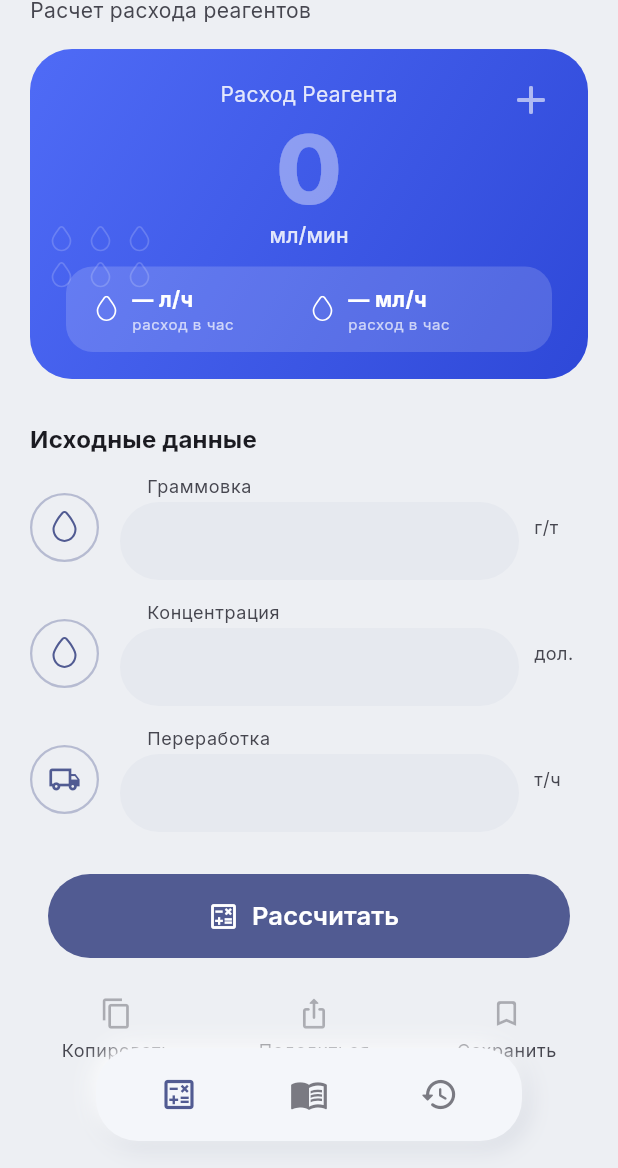
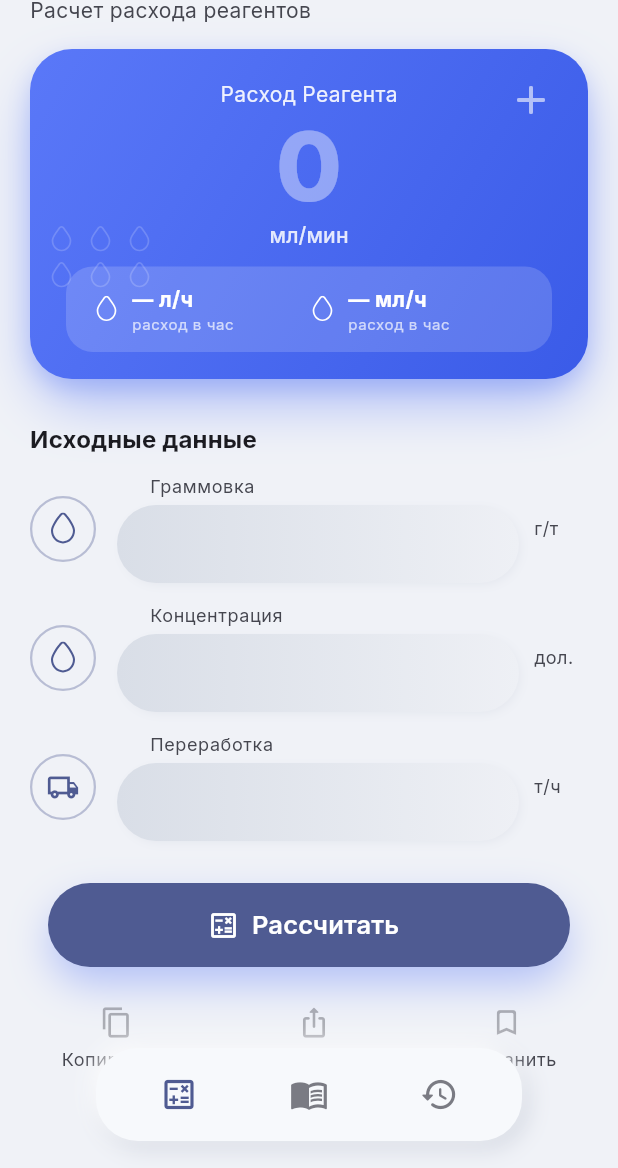
Before and after one commit to Diaaass/reagent_calculator, a Flutter app: the screen it shows after launch, on a phone screen of 412 x 824 dp, the part 68-1236 px from its top. Run offline on Flutter 3.47's test engine with Material 3 defaults, Android fonts, the phone set to English and light mode, and no system bars; our stand-ins replace flutter_svg, google_fonts, share_plus, shared_preferences.

Commit message:
Refine soft UI: lighter palette, gradient pill inputs, stronger blue glow
- Background #F0F2F7, seed #4C6EF5 (matches design more closely)
- Input fields: gradient pill (dark left → light right) for inset feel
- Hero card: stronger, deeper blue shadow underneath
- "Рассчитать" button: pronounced blue glow shadow
- Removed unused SoftColors.dark (light-only theme)

Co-Authored-By: Claude Opus 4.7 (1M context) <noreply@anthropic.com>

```diff
--- a/lib/screens/calculator_screen.dart
+++ b/lib/screens/calculator_screen.dart
@@ -125,6 +125,18 @@ class CalculatorScreen extends StatelessWidget {
             const SizedBox(height: 28),
             Padding(
               padding: const EdgeInsets.symmetric(horizontal: 32),
+              child: Container(
+                decoration: BoxDecoration(
+                  borderRadius: BorderRadius.circular(999),
+                  boxShadow: [
+                    BoxShadow(
+                      color: const Color(0xFF4C6EF5).withValues(alpha: 0.4),
+                      blurRadius: 24,
+                      offset: const Offset(0, 12),
+                      spreadRadius: -2,
+                    ),
+                  ],
+                ),
                 child: SizedBox(
                   height: 56,
                   child: FilledButton.icon(
@@ -134,11 +146,14 @@ class CalculatorScreen extends StatelessWidget {
                         borderRadius: BorderRadius.circular(999),
                       ),
                       backgroundColor: theme.colorScheme.primary,
+                      elevation: 0,
                     ),
                     icon: const Icon(Icons.calculate_outlined, size: 22),
                     label: const Text(
                       'Рассчитать',
-                    style: TextStyle(fontSize: 17, fontWeight: FontWeight.w600),
+                      style:
+                          TextStyle(fontSize: 17, fontWeight: FontWeight.w600),
+                    ),
                   ),
                 ),
               ),
--- a/lib/theme.dart
+++ b/lib/theme.dart
@@ -5,10 +5,13 @@ import 'package:google_fonts/google_fonts.dart';
 /// Фон off-white, элементы «плавают» с парой мягких теней,
 /// акцент — насыщенный индиго-синий из дизайна.
 
-const Color _seed = Color(0xFF3D5BF6);
-const Color _softBackground = Color(0xFFEDEFF3);
-const Color _softSurface = Color(0xFFF4F6FA);
-const Color _softInputFill = Color(0xFFE6E9EF);
+const Color _seed = Color(0xFF4C6EF5);
+const Color _softBackground = Color(0xFFF0F2F7);
+const Color _softSurface = Color(0xFFF7F9FC);
+// Левый край pill-инпута (чуть темнее) — задаёт эффект «вдавленности».
+const Color _softInputDark = Color(0xFFD9DEE7);
+// Правый край pill-инпута (светлее), почти как фон.
+const Color _softInputLight = Color(0xFFEEF0F5);
 
 /// Цвета теней для soft-UI контейнеров. Хранятся в ThemeExtension,
 /// чтобы виджеты не хардкодили значения и можно было поддержать
@@ -16,14 +19,16 @@ const Color _softInputFill = Color(0xFFE6E9EF);
 class SoftColors extends ThemeExtension<SoftColors> {
   final Color background;
   final Color surface;
-  final Color inputFill;
+  final Color inputDark;
+  final Color inputLight;
   final Color lightShadow;
   final Color darkShadow;
 
   const SoftColors({
     required this.background,
     required this.surface,
-    required this.inputFill,
+    required this.inputDark,
+    required this.inputLight,
     required this.lightShadow,
     required this.darkShadow,
   });
@@ -31,31 +36,26 @@ class SoftColors extends ThemeExtension<SoftColors> {
   static const light = SoftColors(
     background: _softBackground,
     surface: _softSurface,
-    inputFill: _softInputFill,
+    inputDark: _softInputDark,
+    inputLight: _softInputLight,
     lightShadow: Color(0xFFFFFFFF),
-    darkShadow: Color(0xFFBEC4D0),
-  );
-
-  static const dark = SoftColors(
-    background: Color(0xFF1B1E27),
-    surface: Color(0xFF222632),
-    inputFill: Color(0xFF1B1E27),
-    lightShadow: Color(0xFF2C3142),
-    darkShadow: Color(0xFF11131A),
+    darkShadow: Color(0xFFB5BCCB),
   );
 
   @override
   SoftColors copyWith({
     Color? background,
     Color? surface,
-    Color? inputFill,
+    Color? inputDark,
+    Color? inputLight,
     Color? lightShadow,
     Color? darkShadow,
   }) =>
       SoftColors(
         background: background ?? this.background,
         surface: surface ?? this.surface,
-        inputFill: inputFill ?? this.inputFill,
+        inputDark: inputDark ?? this.inputDark,
+        inputLight: inputLight ?? this.inputLight,
         lightShadow: lightShadow ?? this.lightShadow,
         darkShadow: darkShadow ?? this.darkShadow,
       );
@@ -66,7 +66,8 @@ class SoftColors extends ThemeExtension<SoftColors> {
     return SoftColors(
       background: Color.lerp(background, other.background, t)!,
       surface: Color.lerp(surface, other.surface, t)!,
-      inputFill: Color.lerp(inputFill, other.inputFill, t)!,
+      inputDark: Color.lerp(inputDark, other.inputDark, t)!,
+      inputLight: Color.lerp(inputLight, other.inputLight, t)!,
       lightShadow: Color.lerp(lightShadow, other.lightShadow, t)!,
       darkShadow: Color.lerp(darkShadow, other.darkShadow, t)!,
     );
@@ -75,7 +76,7 @@ class SoftColors extends ThemeExtension<SoftColors> {
 
 ThemeData buildTheme(Brightness brightness) {
   final scheme = ColorScheme.fromSeed(seedColor: _seed, brightness: brightness);
-  final soft = brightness == Brightness.dark ? SoftColors.dark : SoftColors.light;
+  const soft = SoftColors.light;
 
   final base = ThemeData(
     useMaterial3: true,
@@ -86,29 +87,19 @@ ThemeData buildTheme(Brightness brightness) {
   final textTheme = GoogleFonts.interTextTheme(base.textTheme);
 
   return base.copyWith(
-    extensions: [soft],
+    extensions: const [soft],
     textTheme: textTheme,
     scaffoldBackgroundColor: soft.background,
 
-    // Pill-инпуты без видимой рамки. Заливка чуть темнее фона, чтобы
-    // поле «утопало» в подложке (inset neumorphic-эффект).
+    // Фон полей задаём вручную через градиент в InputRow,
+    // поэтому здесь делаем декорацию максимально прозрачной.
     inputDecorationTheme: InputDecorationTheme(
-      filled: true,
-      fillColor: soft.inputFill,
+      filled: false,
       isDense: true,
       contentPadding: const EdgeInsets.symmetric(horizontal: 18, vertical: 14),
-      border: OutlineInputBorder(
-        borderRadius: BorderRadius.circular(999),
-        borderSide: BorderSide.none,
-      ),
-      enabledBorder: OutlineInputBorder(
-        borderRadius: BorderRadius.circular(999),
-        borderSide: BorderSide.none,
-      ),
-      focusedBorder: OutlineInputBorder(
-        borderRadius: BorderRadius.circular(999),
-        borderSide: BorderSide(color: scheme.primary, width: 1.5),
-      ),
+      border: const OutlineInputBorder(borderSide: BorderSide.none),
+      enabledBorder: const OutlineInputBorder(borderSide: BorderSide.none),
+      focusedBorder: const OutlineInputBorder(borderSide: BorderSide.none),
       hintStyle: TextStyle(color: scheme.onSurfaceVariant),
     ),
 
--- a/lib/widgets/hero_result_card.dart
+++ b/lib/widgets/hero_result_card.dart
@@ -17,24 +17,34 @@ class HeroResultCard extends StatelessWidget {
     final r = result;
     const onColor = Colors.white;
 
-    return ClipRRect(
-      borderRadius: BorderRadius.circular(28),
-      child: Container(
-        height: 220,
-        decoration: BoxDecoration(
-          gradient: const LinearGradient(
-            begin: Alignment.topLeft,
-            end: Alignment.bottomRight,
-            colors: [Color(0xFF4F6BF6), Color(0xFF2E48D8)],
+    return Container(
+      decoration: BoxDecoration(
+        borderRadius: BorderRadius.circular(28),
+        boxShadow: [
+          BoxShadow(
+            color: const Color(0xFF4C6EF5).withValues(alpha: 0.45),
+            blurRadius: 32,
+            offset: const Offset(0, 18),
+            spreadRadius: -4,
           ),
-          boxShadow: [
-            BoxShadow(
-              color: const Color(0xFF3D5BF6).withValues(alpha: 0.35),
-              blurRadius: 24,
-              offset: const Offset(0, 12),
+          BoxShadow(
+            color: const Color(0xFF4C6EF5).withValues(alpha: 0.22),
+            blurRadius: 12,
+            offset: const Offset(0, 6),
+          ),
+        ],
+      ),
+      child: ClipRRect(
+        borderRadius: BorderRadius.circular(28),
+        child: Container(
+          height: 220,
+          decoration: const BoxDecoration(
+            gradient: LinearGradient(
+              begin: Alignment.topLeft,
+              end: Alignment.bottomRight,
+              colors: [Color(0xFF5A78F8), Color(0xFF3A5BE8)],
             ),
-          ],
-        ),
+          ),
         child: Stack(
           children: [
             // Декоративный тайл капель в левом нижнем углу.
@@ -65,10 +75,10 @@ class HeroResultCard extends StatelessWidget {
                   Text(
                     'Расход Реагента',
                     style: theme.textTheme.bodyMedium?.copyWith(
-                      color: onColor.withValues(alpha: 0.85),
+                      color: onColor.withValues(alpha: 0.9),
                     ),
                   ),
-                  const SizedBox(height: 8),
+                  const SizedBox(height: 6),
                   FittedBox(
                     fit: BoxFit.scaleDown,
                     child: Text(
@@ -83,7 +93,7 @@ class HeroResultCard extends StatelessWidget {
                       ),
                     ),
                   ),
-                  const SizedBox(height: 2),
+                  const SizedBox(height: 4),
                   Text(
                     'мл/мин',
                     style: theme.textTheme.titleSmall?.copyWith(
@@ -97,6 +107,7 @@ class HeroResultCard extends StatelessWidget {
             ),
           ],
         ),
+      ),
       ),
     );
   }
--- a/lib/widgets/input_row.dart
+++ b/lib/widgets/input_row.dart
@@ -2,9 +2,12 @@ import 'package:flutter/material.dart';
 import 'package:flutter/services.dart';
 import 'package:flutter_svg/flutter_svg.dart';
 
-/// Строка ввода: иконка-аватар в круге слева, поле в центре, суффикс справа.
-/// Поле отображает label мелким текстом сверху (как в дизайне),
-/// а введённое значение — крупным внутри pill.
+import '../theme.dart';
+
+/// Строка ввода: иконка-аватар в круге слева, pill-поле в центре, суффикс справа.
+/// Поле — Container с градиентом «слева темнее → справа светлее», что даёт
+/// иллюзию вдавленности (inset neumorphic). Метка label стоит мелким шрифтом
+/// над полем.
 class InputRow extends StatelessWidget {
   final TextEditingController controller;
   final String label;
@@ -27,6 +30,7 @@ class InputRow extends StatelessWidget {
   @override
   Widget build(BuildContext context) {
     final theme = Theme.of(context);
+    final soft = theme.extension<SoftColors>()!;
     final primary = theme.colorScheme.primary;
 
     return Row(
@@ -39,7 +43,7 @@ class InputRow extends StatelessWidget {
             crossAxisAlignment: CrossAxisAlignment.start,
             children: [
               Padding(
-                padding: const EdgeInsets.only(left: 18, bottom: 2),
+                padding: const EdgeInsets.only(left: 22, bottom: 4),
                 child: Text(
                   label,
                   style: theme.textTheme.bodySmall?.copyWith(
@@ -47,15 +51,35 @@ class InputRow extends StatelessWidget {
                   ),
                 ),
               ),
-              TextField(
+              Container(
+                decoration: BoxDecoration(
+                  borderRadius: BorderRadius.circular(999),
+                  gradient: LinearGradient(
+                    begin: Alignment.centerLeft,
+                    end: Alignment.centerRight,
+                    colors: [soft.inputDark, soft.inputLight],
+                  ),
+                  boxShadow: [
+                    // Мягкая внутренняя тень имитируется тонкой границей сверху.
+                    BoxShadow(
+                      color: soft.darkShadow.withValues(alpha: 0.25),
+                      blurRadius: 6,
+                      offset: const Offset(2, 2),
+                      spreadRadius: -2,
+                    ),
+                  ],
+                ),
+                child: TextField(
                   controller: controller,
-                keyboardType: const TextInputType.numberWithOptions(decimal: true),
+                  keyboardType:
+                      const TextInputType.numberWithOptions(decimal: true),
                   style: theme.textTheme.titleMedium?.copyWith(
                     fontWeight: FontWeight.w600,
                   ),
                   inputFormatters: [
                     FilteringTextInputFormatter.allow(RegExp(r'[0-9.,]')),
                   ],
+                ),
               ),
             ],
           ),
@@ -85,8 +109,8 @@ class _AvatarIcon extends StatelessWidget {
   @override
   Widget build(BuildContext context) {
     return Container(
-      width: 46,
-      height: 46,
+      width: 44,
+      height: 44,
       decoration: BoxDecoration(
         shape: BoxShape.circle,
         border: Border.all(color: color.withValues(alpha: 0.35), width: 1.5),
```
Lines whose indentation alone changed are shown as unchanged.
